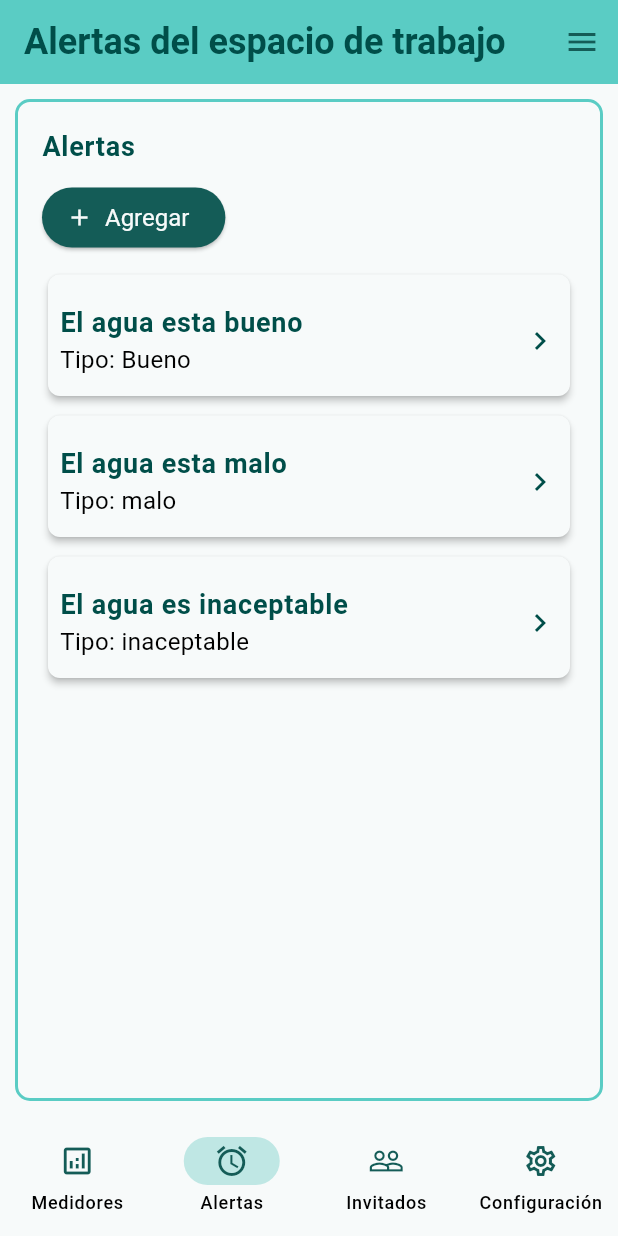
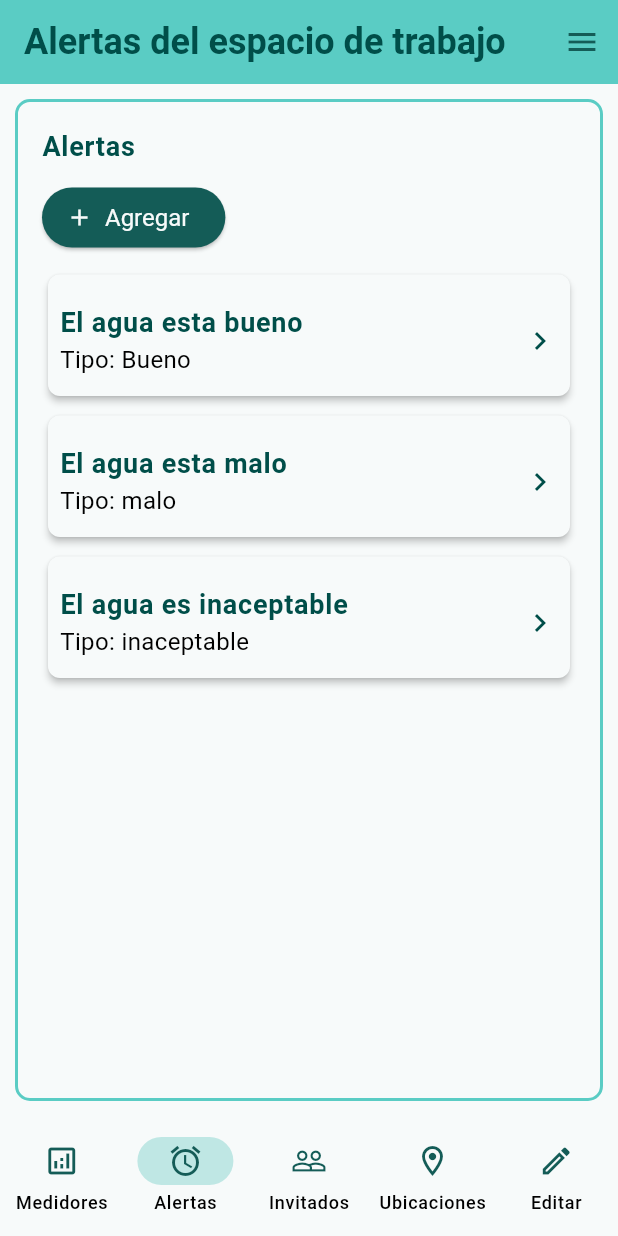
Before and after one commit to Emmanueloz/frontend_water_quality, a Flutter app: the AlertsScreen widget shown alone on an empty page, opened directly with empty values, on a phone screen of 412 x 824 dp. Run offline on Flutter 3.47's test engine with Material 3 defaults, Android fonts, the phone set to English and light mode, and no system bars; our stand-ins replace fl_chart, go_router; missing offline and left inert: girix_code_gauge.

Commit message:
refactor: implementación de layout workspace en alerts

```diff
--- a/lib/presentation/pages/alerts.dart
+++ b/lib/presentation/pages/alerts.dart
@@ -1,11 +1,7 @@
 import 'package:flutter/material.dart';
 import 'package:frontend_water_quality/core/interface/alert_item.dart';
-import 'package:frontend_water_quality/core/interface/navigation_item.dart';
+import 'package:frontend_water_quality/presentation/widgets/layout/layout_workspace.dart';
 import 'package:frontend_water_quality/presentation/widgets/specific/alerts/main_grid_alerts.dart';
-import 'package:frontend_water_quality/router/routes.dart';
-import 'package:go_router/go_router.dart';
-
-import '../widgets/layout/layout.dart';
 
 class AlertsScreen extends StatelessWidget {
   final String idWorkspace;
@@ -13,53 +9,10 @@ class AlertsScreen extends StatelessWidget {
 
   @override
   Widget build(BuildContext context) {
-    void onDestinationSelected(int index) {
-      if (index == 0) {
-        // Navigate to meters
-        print("Navigate to meters");
-      } else if (index == 1) {
-        // Navigate to alerts
-        context.goNamed(
-          Routes.alerts.name,
-          pathParameters: {
-            "id": idWorkspace,
-          },
-        );
-      } else if (index == 2) {
-        // Navigate to guests
-        print("Navigate to guests");
-      } else if (index == 3) {
-        // Navigate to settings
-        print("Navigate to settings");
-      }
-    }
-
-    return Layout(
+    return LayoutWorkspace(
       title: "Alertas del espacio de trabajo $idWorkspace",
       selectedIndex: 1,
-      onDestinationSelected: onDestinationSelected,
-      destinations: [
-        NavigationItem(
-          label: "Medidores",
-          icon: Icons.analytics_outlined,
-          selectedIcon: Icons.analytics,
-        ),
-        NavigationItem(
-          label: "Alertas",
-          icon: Icons.alarm_outlined,
-          selectedIcon: Icons.alarm,
-        ),
-        NavigationItem(
-          label: "Invitados",
-          icon: Icons.people_outline,
-          selectedIcon: Icons.people,
-        ),
-        NavigationItem(
-          label: "Configuración",
-          icon: Icons.settings_outlined,
-          selectedIcon: Icons.settings,
-        ),
-      ],
+      id: idWorkspace,
       builder: (context, screenSize) {
         return MainGridAlerts(
           screenSize: screenSize,
@@ -84,5 +37,4 @@ class AlertsScreen extends StatelessWidget {
       },
     );
   }
-
 }
```
